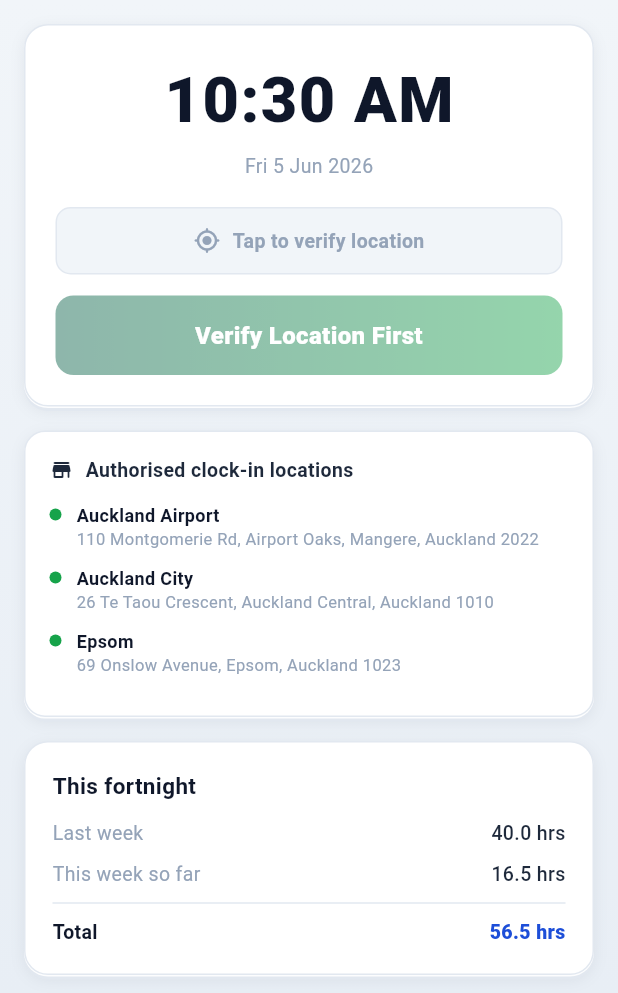
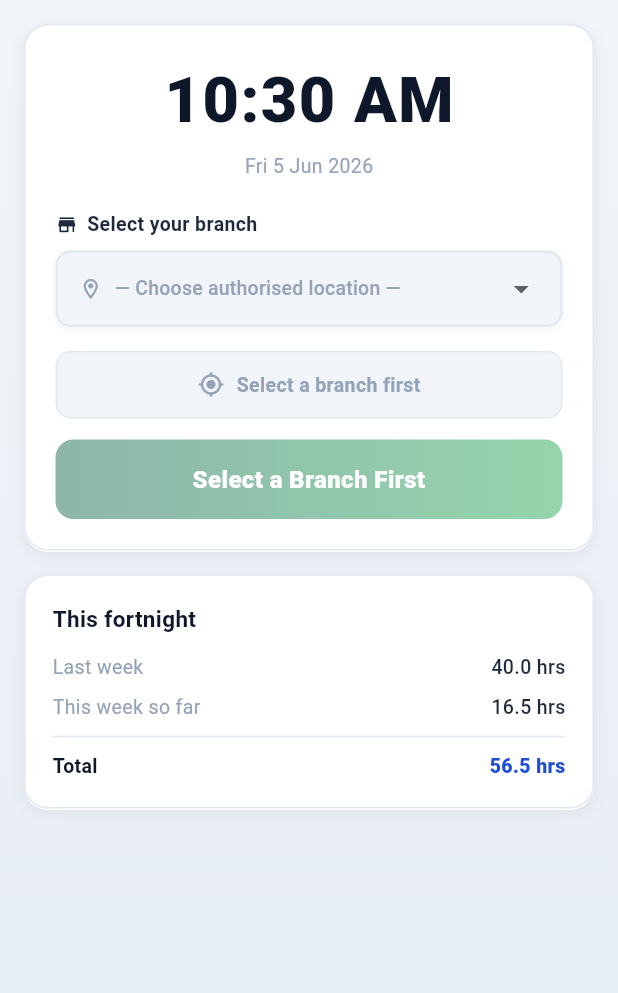
Before and after one commit to ChamaraSR/mode-rentals, a Flutter app: the ClockInScreen widget shown alone on an empty page, opened directly with empty values, on a phone screen of 412 x 824 dp, the part 243-1236 px from its top. Run offline on Flutter 3.47's test engine with Material 3 defaults, Android fonts, the light colour scheme and no system bars; our stand-ins replace geolocator; accounts and stored records are empty; Roboto replaces fonts that are missing (SF Pro Display).

Commit message:
Add branch selector dropdown to clock-in with per-branch GPS validation

```diff
--- a/lib/main.dart
+++ b/lib/main.dart
@@ -1305,6 +1305,7 @@ class ClockInScreen extends StatefulWidget {
 }
 
 class _ClockInScreenState extends State<ClockInScreen> {
+  Branch? selectedBranch; // user picks from dropdown
   GpsState gpsState = GpsState.idle;
   Branch? detectedBranch;
   double? capturedLat, capturedLng;
@@ -1341,7 +1342,24 @@ class _ClockInScreenState extends State<ClockInScreen> {
     return '${days[now.weekday - 1]} ${now.day} ${months[now.month - 1]} ${now.year}';
   }
 
+  // Reset GPS state when branch selection changes
+  void _onBranchSelected(Branch? b) {
+    setState(() {
+      selectedBranch = b;
+      gpsState = GpsState.idle;
+      detectedBranch = null;
+      capturedLat = null;
+      capturedLng = null;
+      gpsTimestamp = null;
+      gpsError = '';
+      selfieOk = false;
+      clockedIn = false;
+    });
+  }
+
   Future<void> _requestGps() async {
+    if (selectedBranch == null) return;
+
     // ── Request location permission ──
     LocationPermission permission = await Geolocator.checkPermission();
     if (permission == LocationPermission.denied) {
@@ -1365,52 +1383,47 @@ class _ClockInScreenState extends State<ClockInScreen> {
     final Position p = await Geolocator.getCurrentPosition(
       desiredAccuracy: LocationAccuracy.high,
     );
-    final double simLat = p.latitude;
-    final double simLng = p.longitude;
-
+    final double devLat = p.latitude;
+    final double devLng = p.longitude;
     final ts = DateTime.now();
-    final branch = nearestBranchInRange(simLat, simLng);
-
-    if (branch != null) {
+
+    // Check distance to the SELECTED branch only
+    final distToSelected = haversineDistance(
+      devLat,
+      devLng,
+      selectedBranch!.lat,
+      selectedBranch!.lng,
+    );
+
+    if (distToSelected <= selectedBranch!.radiusMeters) {
+      // ✅ Within range of selected branch
       setState(() {
         gpsState = GpsState.granted;
-        detectedBranch = branch;
-        capturedLat = simLat;
-        capturedLng = simLng;
+        detectedBranch = selectedBranch;
+        capturedLat = devLat;
+        capturedLng = devLng;
         gpsTimestamp = ts;
         gpsError = '';
       });
     } else {
-      final distAirport = haversineDistance(
-        simLat,
-        simLng,
-        kBranches[0].lat,
-        kBranches[0].lng,
-      );
-      final distCity = haversineDistance(
-        simLat,
-        simLng,
-        kBranches[1].lat,
-        kBranches[1].lng,
-      );
-      final closerName = distAirport < distCity
-          ? kBranches[0].name
-          : kBranches[1].name;
-      final closerDist = distAirport < distCity ? distAirport : distCity;
+      // ❌ Outside 500 m radius of selected branch
+      final distKm = (distToSelected / 1000).toStringAsFixed(2);
 
       setState(() {
         gpsState = GpsState.outOfRange;
-        capturedLat = simLat;
-        capturedLng = simLng;
+        capturedLat = devLat;
+        capturedLng = devLng;
         gpsError =
-            'You are not within 500 m of any Mode Rentals branch.\n\n'
-            'Nearest branch: $closerName '
-            '(${(closerDist / 1000).toStringAsFixed(1)} km away).\n\n'
-            'Clock-in is only permitted at:\n'
-            '• Auckland Airport\n'
-            '• Auckland City\n\n'
-            'Please travel to your assigned branch to clock in, '
-            'or contact your manager if you believe this is an error.';
+            'You selected "${selectedBranch!.name}" but you are '
+            '${distKm} km away from that location.\n\n'
+            'Clock-in requires you to be within 500 m of your '
+            'selected branch.\n\n'
+            'Please make sure you are physically at '
+            '"${selectedBranch!.name}" before clocking in, '
+            'or select a different branch that matches your '
+            'current location.\n\n'
+            'If you believe this is an error, please contact '
+            'your manager.';
       });
     }
   }
@@ -1512,17 +1525,173 @@ class _ClockInScreenState extends State<ClockInScreen> {
                             _dateStr(),
                             style: const TextStyle(color: cMuted, fontSize: 13),
                           ),
-                          const SizedBox(height: 18),
+                          const SizedBox(height: 20),
+
+                          // ── Branch selector dropdown ──
+                          Column(
+                            crossAxisAlignment: CrossAxisAlignment.start,
+                            children: [
+                              const Row(
+                                children: [
+                                  Icon(
+                                    Icons.store_rounded,
+                                    color: cNavyMid,
+                                    size: 15,
+                                  ),
+                                  SizedBox(width: 6),
+                                  Text(
+                                    'Select your branch',
+                                    style: TextStyle(
+                                      fontWeight: FontWeight.w700,
+                                      fontSize: 13,
+                                      color: cNavyMid,
+                                    ),
+                                  ),
+                                ],
+                              ),
+                              const SizedBox(height: 8),
+                              Container(
+                                decoration: BoxDecoration(
+                                  color: cSlate,
+                                  borderRadius: BorderRadius.circular(10),
+                                  border: Border.all(
+                                    color: selectedBranch != null
+                                        ? cGreenBorder
+                                        : cBorder,
+                                    width: 1.5,
+                                  ),
+                                  boxShadow: [
+                                    BoxShadow(
+                                      color: cNavy.withOpacity(0.05),
+                                      blurRadius: 4,
+                                      offset: const Offset(0, 2),
+                                    ),
+                                  ],
+                                ),
+                                child: DropdownButtonHideUnderline(
+                                  child: DropdownButton<Branch>(
+                                    value: selectedBranch,
+                                    isExpanded: true,
+                                    padding: const EdgeInsets.symmetric(
+                                      horizontal: 14,
+                                    ),
+                                    hint: const Row(
+                                      children: [
+                                        Icon(
+                                          Icons.location_on_outlined,
+                                          color: cMuted,
+                                          size: 16,
+                                        ),
+                                        SizedBox(width: 8),
+                                        Text(
+                                          '— Choose authorised location —',
+                                          style: TextStyle(
+                                            color: cMuted,
+                                            fontSize: 13,
+                                          ),
+                                        ),
+                                      ],
+                                    ),
+                                    items: kBranches
+                                        .map(
+                                          (b) => DropdownMenuItem<Branch>(
+                                            value: b,
+                                            child: Row(
+                                              children: [
+                                                Container(
+                                                  width: 8,
+                                                  height: 8,
+                                                  decoration: BoxDecoration(
+                                                    color: cGreen,
+                                                    borderRadius:
+                                                        BorderRadius.circular(
+                                                          4,
+                                                        ),
+                                                  ),
+                                                ),
+                                                const SizedBox(width: 10),
+                                                Expanded(
+                                                  child: Column(
+                                                    crossAxisAlignment:
+                                                        CrossAxisAlignment
+                                                            .start,
+                                                    mainAxisSize:
+                                                        MainAxisSize.min,
+                                                    children: [
+                                                      Text(
+                                                        b.name,
+                                                        style: const TextStyle(
+                                                          fontWeight:
+                                                              FontWeight.w700,
+                                                          fontSize: 13,
+                                                          color: cText,
+                                                        ),
+                                                      ),
+                                                      Text(
+                                                        b.address,
+                                                        style: const TextStyle(
+                                                          fontSize: 10,
+                                                          color: cMuted,
+                                                        ),
+                                                        overflow: TextOverflow
+                                                            .ellipsis,
+                                                      ),
+                                                    ],
+                                                  ),
+                                                ),
+                                              ],
+                                            ),
+                                          ),
+                                        )
+                                        .toList(),
+                                    onChanged: _onBranchSelected,
+                                  ),
+                                ),
+                              ),
+                              if (selectedBranch != null) ...[
+                                const SizedBox(height: 6),
+                                Row(
+                                  children: [
+                                    const Icon(
+                                      Icons.check_circle_rounded,
+                                      color: cGreen,
+                                      size: 13,
+                                    ),
+                                    const SizedBox(width: 5),
+                                    Expanded(
+                                      child: Text(
+                                        selectedBranch!.address,
+                                        style: const TextStyle(
+                                          fontSize: 11,
+                                          color: cGreenText,
+                                        ),
+                                      ),
+                                    ),
+                                  ],
+                                ),
+                              ],
+                            ],
+                          ),
+
+                          const SizedBox(height: 16),
+
+                          // ── GPS Panel ──
                           _GpsPanel(
                             gpsState: gpsState,
+                            selectedBranch: selectedBranch,
                             detectedBranch: detectedBranch,
                             gpsError: gpsError,
                             capturedLat: capturedLat,
                             capturedLng: capturedLng,
                             gpsTimestamp: gpsTimestamp,
-                            onVerify: _requestGps,
-                          ),
+                            onVerify: selectedBranch != null
+                                ? _requestGps
+                                : null,
+                          ),
+
                           const SizedBox(height: 14),
+
+                          // ── Selfie (shown after GPS verified) ──
                           if (gpsState == GpsState.granted) ...[
                             GestureDetector(
                               onTap: () => setState(() => selfieOk = !selfieOk),
@@ -1564,93 +1733,22 @@ class _ClockInScreenState extends State<ClockInScreen> {
                             ),
                             const SizedBox(height: 14),
                           ],
+
+                          // ── Clock In button ──
                           _ClockInButton(
                             gpsState: gpsState,
                             selfieOk: selfieOk,
                             clockedIn: clockedIn,
+                            branchSelected: selectedBranch != null,
                             onTap: _confirmClockIn,
                           ),
                         ],
                       ),
                     ),
                   ),
+
                   const SizedBox(height: 16),
-                  // ── Authorised locations card ──
-                  raisedCard(
-                    radius: 14,
-                    child: Padding(
-                      padding: const EdgeInsets.all(16),
-                      child: Column(
-                        crossAxisAlignment: CrossAxisAlignment.start,
-                        children: [
-                          const Row(
-                            children: [
-                              Icon(
-                                Icons.store_rounded,
-                                color: cNavyMid,
-                                size: 16,
-                              ),
-                              SizedBox(width: 8),
-                              Text(
-                                'Authorised clock-in locations',
-                                style: TextStyle(
-                                  fontWeight: FontWeight.w700,
-                                  fontSize: 13,
-                                  color: cNavyMid,
-                                ),
-                              ),
-                            ],
-                          ),
-                          const SizedBox(height: 12),
-                          ...kBranches.map(
-                            (b) => Padding(
-                              padding: const EdgeInsets.only(bottom: 10),
-                              child: Row(
-                                crossAxisAlignment: CrossAxisAlignment.start,
-                                children: [
-                                  Container(
-                                    width: 8,
-                                    height: 8,
-                                    margin: const EdgeInsets.only(top: 4),
-                                    decoration: BoxDecoration(
-                                      color: cGreen,
-                                      borderRadius: BorderRadius.circular(4),
-                                    ),
-                                  ),
-                                  const SizedBox(width: 10),
-                                  Expanded(
-                                    child: Column(
-                                      crossAxisAlignment:
-                                          CrossAxisAlignment.start,
-                                      children: [
-                                        Text(
-                                          b.name,
-                                          style: const TextStyle(
-                                            fontWeight: FontWeight.w600,
-                                            fontSize: 12,
-                                            color: cText,
-                                          ),
-                                        ),
-                                        Text(
-                                          b.address,
-                                          style: const TextStyle(
-                                            fontSize: 11,
-                                            color: cMuted,
-                                            height: 1.4,
-                                          ),
-                                        ),
-                                      ],
-                                    ),
-                                  ),
-                                ],
-                              ),
-                            ),
-                          ),
-                        ],
-                      ),
-                    ),
-                  ),
-                  const SizedBox(height: 16),
+
                   // ── Fortnight summary ──
                   raisedCard(
                     radius: 16,
@@ -1704,14 +1802,16 @@ class _ClockInScreenState extends State<ClockInScreen> {
 // ─── GPS Panel ─────────────────────────────────────────────
 class _GpsPanel extends StatelessWidget {
   final GpsState gpsState;
+  final Branch? selectedBranch;
   final Branch? detectedBranch;
   final String gpsError;
   final double? capturedLat, capturedLng;
   final DateTime? gpsTimestamp;
-  final VoidCallback onVerify;
+  final VoidCallback? onVerify;
 
   const _GpsPanel({
     required this.gpsState,
+    required this.selectedBranch,
     required this.detectedBranch,
     required this.gpsError,
     required this.capturedLat,
@@ -1733,25 +1833,32 @@ class _GpsPanel extends StatelessWidget {
   Widget build(BuildContext context) {
     switch (gpsState) {
       case GpsState.idle:
+        final canVerify = selectedBranch != null && onVerify != null;
         return GestureDetector(
-          onTap: onVerify,
+          onTap: canVerify ? onVerify : null,
           child: Container(
             width: double.infinity,
             padding: const EdgeInsets.symmetric(vertical: 12, horizontal: 14),
             decoration: BoxDecoration(
-              color: cSlate,
+              color: canVerify ? cNavyMid : cSlate,
               borderRadius: BorderRadius.circular(10),
-              border: Border.all(color: cBorder),
-            ),
-            child: const Row(
+              border: Border.all(color: canVerify ? cNavyLight : cBorder),
+            ),
+            child: Row(
               mainAxisAlignment: MainAxisAlignment.center,
               children: [
-                Icon(Icons.my_location_rounded, color: cMuted, size: 18),
-                SizedBox(width: 8),
+                Icon(
+                  Icons.my_location_rounded,
+                  color: canVerify ? Colors.white : cMuted,
+                  size: 18,
+                ),
+                const SizedBox(width: 8),
                 Text(
-                  'Tap to verify location',
+                  canVerify
+                      ? 'Tap to verify location'
+                      : 'Select a branch first',
                   style: TextStyle(
-                    color: cMuted,
+                    color: canVerify ? Colors.white : cMuted,
                     fontSize: 13,
                     fontWeight: FontWeight.w600,
                   ),
@@ -2062,13 +2169,14 @@ class _GpsPanel extends StatelessWidget {
 // ─── Clock In Button ───────────────────────────────────────
 class _ClockInButton extends StatelessWidget {
   final GpsState gpsState;
-  final bool selfieOk, clockedIn;
+  final bool selfieOk, clockedIn, branchSelected;
   final VoidCallback onTap;
 
   const _ClockInButton({
     required this.gpsState,
     required this.selfieOk,
     required this.clockedIn,
+    required this.branchSelected,
     required this.onTap,
   });
 
@@ -2103,6 +2211,17 @@ class _ClockInButton extends StatelessWidget {
       );
     }
 
+    String label;
+    if (!branchSelected) {
+      label = 'Select a Branch First';
+    } else if (gpsState != GpsState.granted) {
+      label = 'Verify Location First';
+    } else if (!selfieOk) {
+      label = 'Take Selfie to Enable';
+    } else {
+      label = 'Clock In';
+    }
+
     return Opacity(
       opacity: _enabled ? 1.0 : 0.45,
       child: GestureDetector(
@@ -2129,11 +2248,7 @@ class _ClockInButton extends StatelessWidget {
                 : [],
           ),
           child: Text(
-            gpsState != GpsState.granted
-                ? 'Verify Location First'
-                : !selfieOk
-                ? 'Take Selfie to Enable'
-                : 'Clock In',
+            label,
             textAlign: TextAlign.center,
             style: const TextStyle(
               color: Colors.white,
```
